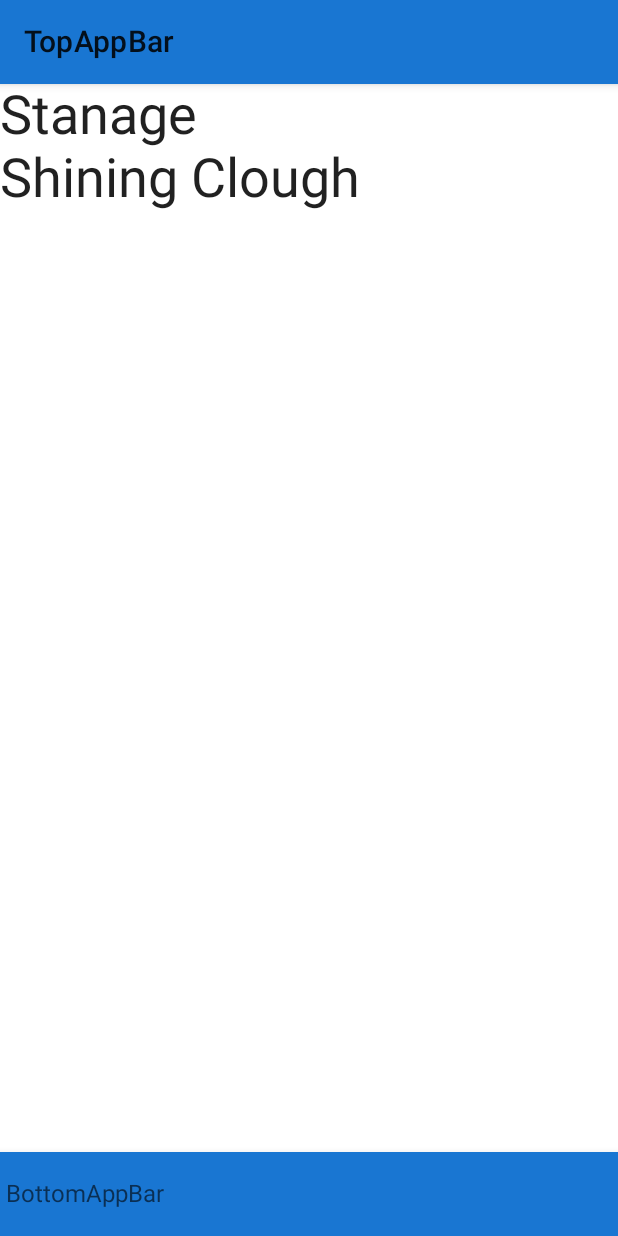
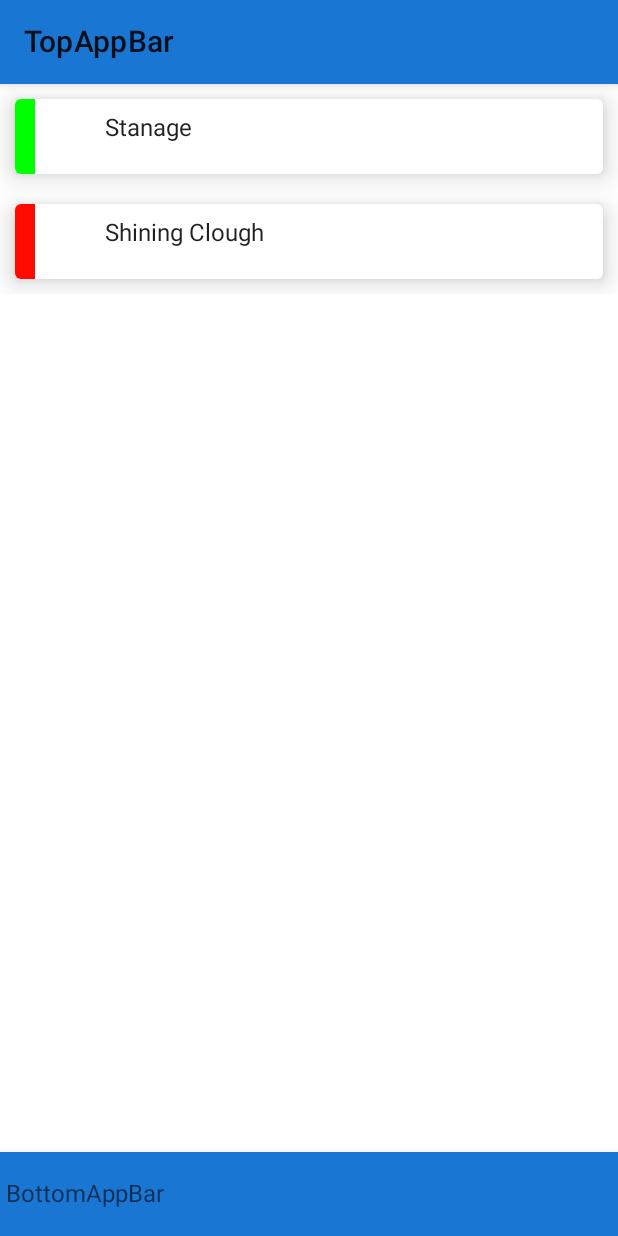
Before and after one commit to mjms3/WhereToClimb, an Android app built with Jetpack Compose: the screen it shows after launch (MainActivity), on a phone screen of 412 x 824 dp. Run offline under Robolectric (Android 15) with nearby library versions, the phone set to English and light mode, and no system bars.

Commit message:
Add colorbar to show percentage match
Still some things to fix - Canvas size / box drawing isn't correct

```diff
--- a/app/src/main/java/mjms3/github/io/wheretoclimb/MainActivity.kt
+++ b/app/src/main/java/mjms3/github/io/wheretoclimb/MainActivity.kt
@@ -3,22 +3,30 @@ package mjms3.github.io.wheretoclimb
 import android.os.Bundle
 import androidx.activity.ComponentActivity
 import androidx.activity.compose.setContent
-import androidx.compose.foundation.layout.Column
+import androidx.compose.foundation.Canvas
+import androidx.compose.foundation.layout.*
 import androidx.compose.foundation.rememberScrollState
 import androidx.compose.foundation.verticalScroll
 import androidx.compose.material.*
 import androidx.compose.runtime.Composable
 import androidx.compose.ui.Modifier
+import androidx.compose.ui.geometry.Size
 import androidx.compose.ui.graphics.Color
-import androidx.compose.ui.unit.sp
+import androidx.compose.ui.unit.dp
 import mjms3.github.io.wheretoclimb.ui.theme.WhereToClimbTheme
 import java.time.LocalDateTime
+
 
 data class CragSearchResult(
     val cragName: String,
     val percentageMatch: Int,
     val resultGenerationTime: LocalDateTime
 )
+{
+    init{
+        require(this.percentageMatch in 0..100)
+    }
+}
 
 class MainActivity : ComponentActivity() {
     override fun onCreate(savedInstanceState: Bundle?) {
@@ -51,22 +59,43 @@ fun GetSearchResultsContent() {
     Column(
         modifier = Modifier.verticalScroll(rememberScrollState())
     ) {
-        searchResults.forEach(){
-            result -> GetSearchResultCard(result = result)
+        searchResults.forEach() { result ->
+            GetSearchResultCard(result = result)
         }
     }
 }
 
 @Composable
 fun GetSearchResultCard(result: CragSearchResult) {
-    Text(result.cragName, fontSize = 36.sp)
+    val modifier = Modifier.padding(10.dp)
+    Card(
+        elevation = 10.dp,
+        modifier = modifier.fillMaxWidth(),
+    ) {
+        Row() {
+            Canvas(modifier = Modifier.size(50.dp)) {
+                val height = size.height
+                drawRect(
+                    size = Size(width = 20f, height = height),
+                    color = getSearchResultBarColor(result),
+                )
+            }
+            Text(text = result.cragName, modifier = modifier)
+        }
+    }
+}
+
+fun getSearchResultBarColor(searchResult: CragSearchResult): Color {
+    val red = kotlin.math.min(2.0f * (1 - searchResult.percentageMatch / 100), 1.0f)
+    val green = kotlin.math.min(2.0f * searchResult.percentageMatch / 100, 1.0f)
+    return Color(red = red, green = green, blue = 0.0f)
 }
 
 fun getSearchResults(): MutableList<CragSearchResult> {
     val searchResults = mutableListOf<CragSearchResult>(
         CragSearchResult(
             cragName = "Stanage",
-            percentageMatch = 80,
+            percentageMatch = 100,
             resultGenerationTime = LocalDateTime.of(2022, 10, 1, 10, 0)
         ),
         CragSearchResult(
```
